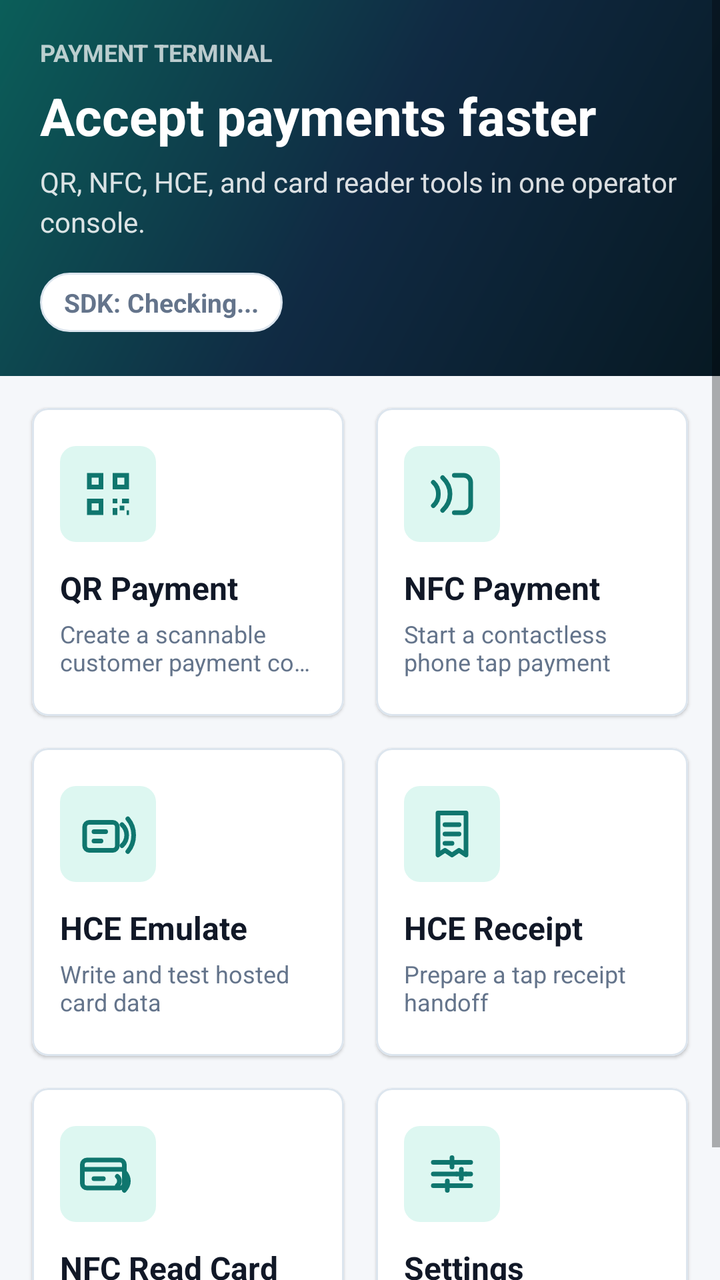
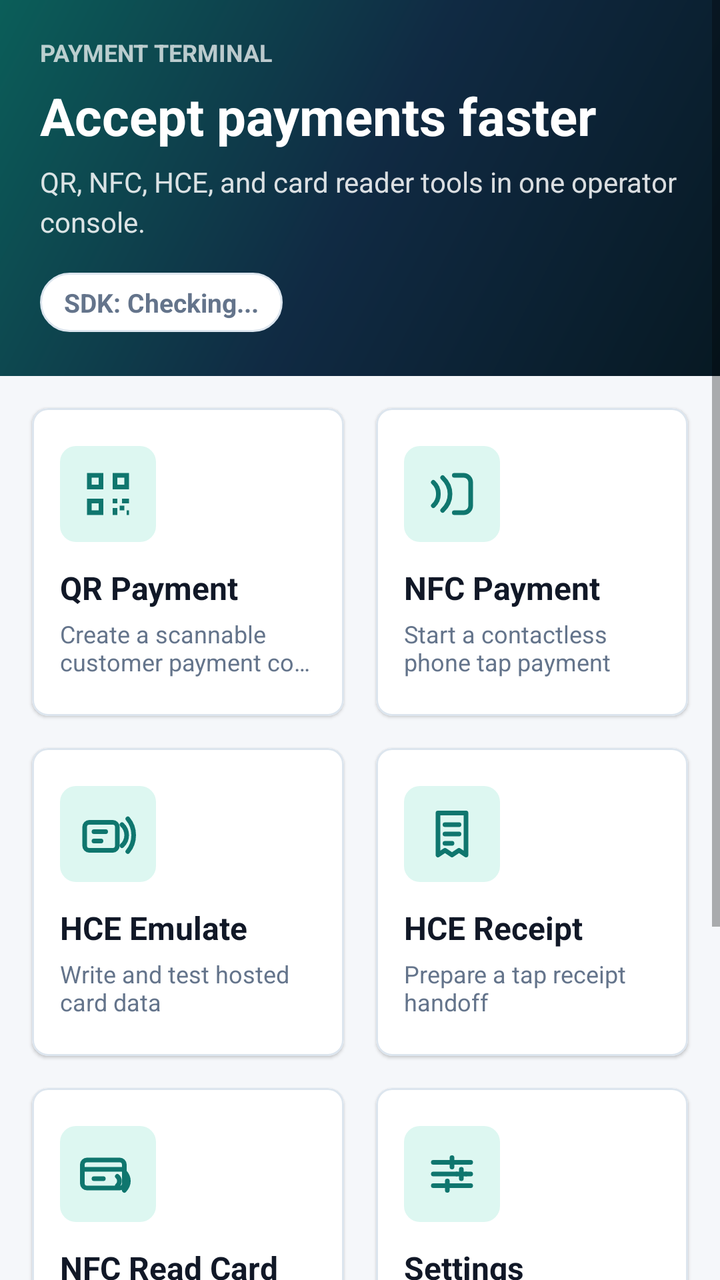

The first picture is an Android layout as it rendered before a commit; the second is the same layout after the commit. The layout source and the unified diff follow.
<!-- AndroidManifest.xml: application theme AppTheme -->
<!-- res/layout/activity_main.xml -->
<?xml version="1.0" encoding="utf-8"?>
<LinearLayout xmlns:android="http://schemas.android.com/apk/res/android"
    xmlns:app="http://schemas.android.com/apk/res-auto"
    android:layout_width="match_parent"
    android:layout_height="match_parent"
    android:background="@color/background"
    android:orientation="vertical">

    <ScrollView
        android:layout_width="match_parent"
        android:layout_height="match_parent"
        android:fillViewport="true">

        <LinearLayout
            android:layout_width="match_parent"
            android:layout_height="wrap_content"
            android:orientation="vertical">

            <LinearLayout
                android:layout_width="match_parent"
                android:layout_height="wrap_content"
                android:background="@drawable/bg_amount_panel"
                android:orientation="vertical"
                android:paddingStart="20dp"
                android:paddingTop="18dp"
                android:paddingEnd="20dp"
                android:paddingBottom="22dp">

                <TextView
                    style="@style/TextSectionLabel"
                    android:layout_width="wrap_content"
                    android:layout_height="wrap_content"
                    android:text="@string/main_header_label"
                    android:textColor="#B8FFFFFF" />

                <TextView
                    android:layout_width="match_parent"
                    android:layout_height="wrap_content"
                    android:layout_marginTop="6dp"
                    android:text="@string/main_header_title"
                    android:textColor="@color/white"
                    android:textSize="26sp"
                    android:textStyle="bold" />

                <TextView
                    android:layout_width="match_parent"
                    android:layout_height="wrap_content"
                    android:layout_marginTop="6dp"
                    android:lineSpacingMultiplier="1.2"
                    android:text="@string/main_header_subtitle"
                    android:textColor="#D9FFFFFF"
                    android:textSize="14sp" />

                <TextView
                    android:id="@+id/tv_sdk_status"
                    android:layout_width="wrap_content"
                    android:layout_height="wrap_content"
                    android:layout_marginTop="16dp"
                    android:background="@drawable/bg_status_chip"
                    android:text="SDK: Checking..."
                    android:textColor="@color/text_secondary"
                    android:textSize="13sp"
                    android:textStyle="bold" />
            </LinearLayout>

            <GridLayout
                android:layout_width="match_parent"
                android:layout_height="wrap_content"
                android:columnCount="2"
                android:padding="8dp"
                android:rowCount="3">

                <com.google.android.material.card.MaterialCardView
                    android:id="@+id/card_qr_payment"
                    style="@style/NavCard"
                    android:layout_width="0dp"
                    android:layout_height="154dp"
                    android:layout_columnWeight="1"
                    android:layout_gravity="fill"
                    android:layout_margin="8dp"
                    android:foreground="?attr/selectableItemBackground"
                    app:cardCornerRadius="@dimen/card_corner_radius">

                    <LinearLayout
                        android:layout_width="match_parent"
                        android:layout_height="match_parent"
                        android:gravity="center_vertical"
                        android:orientation="vertical"
                        android:padding="14dp">

                        <FrameLayout
                            android:layout_width="@dimen/icon_tile_size"
                            android:layout_height="@dimen/icon_tile_size"
                            android:background="@drawable/bg_nav_icon_tile">

                            <ImageView
                                android:layout_width="28dp"
                                android:layout_height="28dp"
                                android:layout_gravity="center"
                                android:contentDescription="@null"
                                android:src="@drawable/ic_qr_code" />
                        </FrameLayout>

                        <TextView
                            android:layout_width="match_parent"
                            android:layout_height="wrap_content"
                            android:layout_marginTop="12dp"
                            android:text="@string/card_qr_payment"
                            android:textColor="@color/text_primary"
                            android:textSize="16sp"
                            android:textStyle="bold" />

                        <TextView
                            android:layout_width="match_parent"
                            android:layout_height="wrap_content"
                            android:layout_marginTop="4dp"
                            android:ellipsize="end"
                            android:maxLines="2"
                            android:text="@string/card_qr_payment_desc"
                            android:textColor="@color/text_secondary"
                            android:textSize="12sp" />
                    </LinearLayout>
                </com.google.android.material.card.MaterialCardView>

                <com.google.android.material.card.MaterialCardView
                    android:id="@+id/card_nfc_payment"
                    style="@style/NavCard"
                    android:layout_width="0dp"
                    android:layout_height="154dp"
                    android:layout_columnWeight="1"
                    android:layout_gravity="fill"
                    android:layout_margin="8dp"
                    android:foreground="?attr/selectableItemBackground"
                    app:cardCornerRadius="@dimen/card_corner_radius">

                    <LinearLayout
                        android:layout_width="match_parent"
                        android:layout_height="match_parent"
                        android:gravity="center_vertical"
                        android:orientation="vertical"
                        android:padding="14dp">

                        <FrameLayout
                            android:layout_width="@dimen/icon_tile_size"
                            android:layout_height="@dimen/icon_tile_size"
                            android:background="@drawable/bg_nav_icon_tile">

                            <ImageView
                                android:layout_width="28dp"
                                android:layout_height="28dp"
                                android:layout_gravity="center"
                                android:contentDescription="@null"
                                android:src="@drawable/ic_contactless" />
                        </FrameLayout>

                        <TextView
                            android:layout_width="match_parent"
                            android:layout_height="wrap_content"
                            android:layout_marginTop="12dp"
                            android:text="@string/card_nfc_payment"
                            android:textColor="@color/text_primary"
                            android:textSize="16sp"
                            android:textStyle="bold" />

                        <TextView
                            android:layout_width="match_parent"
                            android:layout_height="wrap_content"
                            android:layout_marginTop="4dp"
                            android:ellipsize="end"
                            android:maxLines="2"
                            android:text="@string/card_nfc_payment_desc"
                            android:textColor="@color/text_secondary"
                            android:textSize="12sp" />
                    </LinearLayout>
                </com.google.android.material.card.MaterialCardView>

                <com.google.android.material.card.MaterialCardView
                    android:id="@+id/card_hce_emulate"
                    style="@style/NavCard"
                    android:layout_width="0dp"
                    android:layout_height="154dp"
                    android:layout_columnWeight="1"
                    android:layout_gravity="fill"
                    android:layout_margin="8dp"
                    android:foreground="?attr/selectableItemBackground"
                    app:cardCornerRadius="@dimen/card_corner_radius">

                    <LinearLayout
                        android:layout_width="match_parent"
                        android:layout_height="match_parent"
                        android:gravity="center_vertical"
                        android:orientation="vertical"
                        android:padding="14dp">

                        <FrameLayout
                            android:layout_width="@dimen/icon_tile_size"
                            android:layout_height="@dimen/icon_tile_size"
                            android:background="@drawable/bg_nav_icon_tile">

                            <ImageView
                                android:layout_width="28dp"
                                android:layout_height="28dp"
                                android:layout_gravity="center"
                                android:contentDescription="@null"
                                android:src="@drawable/ic_hce" />
                        </FrameLayout>

                        <TextView
                            android:layout_width="match_parent"
                            android:layout_height="wrap_content"
                            android:layout_marginTop="12dp"
                            android:text="@string/card_hce_emulate"
                            android:textColor="@color/text_primary"
                            android:textSize="16sp"
                            android:textStyle="bold" />

                        <TextView
                            android:layout_width="match_parent"
                            android:layout_height="wrap_content"
                            android:layout_marginTop="4dp"
                            android:ellipsize="end"
                            android:maxLines="2"
                            android:text="@string/card_hce_emulate_desc"
                            android:textColor="@color/text_secondary"
                            android:textSize="12sp" />
                    </LinearLayout>
                </com.google.android.material.card.MaterialCardView>

                <com.google.android.material.card.MaterialCardView
                    android:id="@+id/card_hce_receipt"
                    style="@style/NavCard"
                    android:layout_width="0dp"
                    android:layout_height="154dp"
                    android:layout_columnWeight="1"
                    android:layout_gravity="fill"
                    android:layout_margin="8dp"
                    android:foreground="?attr/selectableItemBackground"
                    app:cardCornerRadius="@dimen/card_corner_radius">

                    <LinearLayout
                        android:layout_width="match_parent"
                        android:layout_height="match_parent"
                        android:gravity="center_vertical"
                        android:orientation="vertical"
                        android:padding="14dp">

                        <FrameLayout
                            android:layout_width="@dimen/icon_tile_size"
                            android:layout_height="@dimen/icon_tile_size"
                            android:background="@drawable/bg_nav_icon_tile">

                            <ImageView
                                android:layout_width="28dp"
                                android:layout_height="28dp"
                                android:layout_gravity="center"
                                android:contentDescription="@null"
                                android:src="@drawable/ic_receipt" />
                        </FrameLayout>

                        <TextView
                            android:layout_width="match_parent"
                            android:layout_height="wrap_content"
                            android:layout_marginTop="12dp"
                            android:text="@string/card_hce_receipt"
                            android:textColor="@color/text_primary"
                            android:textSize="16sp"
                            android:textStyle="bold" />

                        <TextView
                            android:layout_width="match_parent"
                            android:layout_height="wrap_content"
                            android:layout_marginTop="4dp"
                            android:ellipsize="end"
                            android:maxLines="2"
                            android:text="@string/card_hce_receipt_desc"
                            android:textColor="@color/text_secondary"
                            android:textSize="12sp" />
                    </LinearLayout>
                </com.google.android.material.card.MaterialCardView>

                <com.google.android.material.card.MaterialCardView
                    android:id="@+id/card_nfc_read"
                    style="@style/NavCard"
                    android:layout_width="0dp"
                    android:layout_height="154dp"
                    android:layout_columnWeight="1"
                    android:layout_gravity="fill"
                    android:layout_margin="8dp"
                    android:foreground="?attr/selectableItemBackground"
                    app:cardCornerRadius="@dimen/card_corner_radius">

                    <LinearLayout
                        android:layout_width="match_parent"
                        android:layout_height="match_parent"
                        android:gravity="center_vertical"
                        android:orientation="vertical"
                        android:padding="14dp">

                        <FrameLayout
                            android:layout_width="@dimen/icon_tile_size"
                            android:layout_height="@dimen/icon_tile_size"
                            android:background="@drawable/bg_nav_icon_tile">

                            <ImageView
                                android:layout_width="28dp"
                                android:layout_height="28dp"
                                android:layout_gravity="center"
                                android:contentDescription="@null"
                                android:src="@drawable/ic_card_read" />
                        </FrameLayout>

                        <TextView
                            android:layout_width="match_parent"
                            android:layout_height="wrap_content"
                            android:layout_marginTop="12dp"
                            android:text="@string/card_nfc_read"
                            android:textColor="@color/text_primary"
                            android:textSize="16sp"
                            android:textStyle="bold" />

                        <TextView
                            android:layout_width="match_parent"
                            android:layout_height="wrap_content"
                            android:layout_marginTop="4dp"
                            android:ellipsize="end"
                            android:maxLines="2"
                            android:text="@string/card_nfc_read_desc"
                            android:textColor="@color/text_secondary"
                            android:textSize="12sp" />
                    </LinearLayout>
                </com.google.android.material.card.MaterialCardView>

                <com.google.android.material.card.MaterialCardView
                    android:id="@+id/card_settings"
                    style="@style/NavCard"
                    android:layout_width="0dp"
                    android:layout_height="154dp"
                    android:layout_columnWeight="1"
                    android:layout_gravity="fill"
                    android:layout_margin="8dp"
                    android:foreground="?attr/selectableItemBackground"
                    app:cardCornerRadius="@dimen/card_corner_radius">

                    <LinearLayout
                        android:layout_width="match_parent"
                        android:layout_height="match_parent"
                        android:gravity="center_vertical"
                        android:orientation="vertical"
                        android:padding="14dp">

                        <FrameLayout
                            android:layout_width="@dimen/icon_tile_size"
                            android:layout_height="@dimen/icon_tile_size"
                            android:background="@drawable/bg_nav_icon_tile">

                            <ImageView
                                android:layout_width="28dp"
                                android:layout_height="28dp"
                                android:layout_gravity="center"
                                android:contentDescription="@null"
                                android:src="@drawable/ic_sliders" />
                        </FrameLayout>

                        <TextView
                            android:layout_width="match_parent"
                            android:layout_height="wrap_content"
                            android:layout_marginTop="12dp"
                            android:text="@string/card_settings"
                            android:textColor="@color/text_primary"
                            android:textSize="16sp"
                            android:textStyle="bold" />

                        <TextView
                            android:layout_width="match_parent"
                            android:layout_height="wrap_content"
                            android:layout_marginTop="4dp"
                            android:ellipsize="end"
                            android:maxLines="2"
                            android:text="@string/card_settings_desc"
                            android:textColor="@color/text_secondary"
                            android:textSize="12sp" />
                    </LinearLayout>
                </com.google.android.material.card.MaterialCardView>
            </GridLayout>
        </LinearLayout>
    </ScrollView>
</LinearLayout>
<!-- resources referenced by this layout -->
<resources>
  <color name="background">#F5F7FA</color>
  <color name="text_primary">#111827</color>
  <color name="text_secondary">#64748B</color>
  <color name="white">#FFFFFF</color>
  <dimen name="card_corner_radius">8dp</dimen>
  <dimen name="icon_tile_size">48dp</dimen>
  <!-- drawable bg_amount_panel (drawable) -->
  <?xml version="1.0" encoding="utf-8"?>
  <shape xmlns:android="http://schemas.android.com/apk/res/android">
      <gradient
          android:angle="135"
          android:startColor="@color/primary_dark"
          android:centerColor="@color/primary"
          android:endColor="@color/accent_dark" />
  </shape>
  <!-- drawable bg_nav_icon_tile (drawable) -->
  <?xml version="1.0" encoding="utf-8"?>
  <shape xmlns:android="http://schemas.android.com/apk/res/android">
      <solid android:color="@color/accent_soft" />
      <corners android:radius="8dp" />
  </shape>
  <string name="card_hce_emulate">HCE Emulate</string>
  <string name="card_hce_emulate_desc">Write and test hosted card data</string>
  <string name="card_hce_receipt">HCE Receipt</string>
  <string name="card_hce_receipt_desc">Prepare a tap receipt handoff</string>
  <string name="card_nfc_payment">NFC Payment</string>
  <string name="card_nfc_payment_desc">Start a contactless phone tap payment</string>
  <string name="card_nfc_read">NFC Read Card</string>
  <string name="card_nfc_read_desc">Scan and inspect NFC payloads</string>
  <string name="card_qr_payment">QR Payment</string>
  <string name="card_qr_payment_desc">Create a scannable customer payment code</string>
  <string name="card_settings">Settings</string>
  <string name="card_settings_desc">Environment, key, and wallet setup</string>
  <string name="main_header_label">Payment terminal</string>
  <string name="main_header_subtitle">QR, NFC, HCE, and card reader tools in one operator console.</string>
  <string name="main_header_title">Accept payments faster</string>
  <style name="NavCard" parent="@style/AppCard">
          <item name="cardBackgroundColor">@color/card</item>
          <item name="cardElevation">1dp</item>
      </style>
  <style name="TextSectionLabel">
          <item name="android:textColor">@color/text_secondary</item>
          <item name="android:textSize">12sp</item>
          <item name="android:textStyle">bold</item>
          <item name="android:textAllCaps">true</item>
      </style>
  <color name="primary_dark">#071923</color>
  <color name="primary">#102A43</color>
  <color name="accent_dark">#0B5E59</color>
  <color name="accent_soft">#DDF7F1</color>
  <color name="surface">#FFFFFF</color>
  <color name="card_stroke">#DCE5EE</color>
  <color name="accent">#0F766E</color>
  <style name="AppCard" parent="Widget.MaterialComponents.CardView">
          <item name="cardCornerRadius">@dimen/card_corner_radius</item>
          <item name="cardElevation">@dimen/card_elevation</item>
          <item name="cardBackgroundColor">@color/card</item>
          <item name="strokeColor">@color/card_stroke</item>
          <item name="strokeWidth">1dp</item>
      </style>
  <color name="card">#FFFFFF</color>
  <dimen name="card_elevation">2dp</dimen>
  <!-- unchanged entries left out for length: 8 -->
</resources>

<!-- the commit's change to res/layout/activity_main.xml (unified diff, before → after) -->
@@ -68,7 +68,7 @@
                 android:layout_height="wrap_content"
                 android:columnCount="2"
                 android:padding="8dp"
-                android:rowCount="3">
+                android:rowCount="4">
 
                 <com.google.android.material.card.MaterialCardView
                     android:id="@+id/card_qr_payment"
@@ -381,6 +381,59 @@
                             android:textSize="12sp" />
                     </LinearLayout>
                 </com.google.android.material.card.MaterialCardView>
+                <com.google.android.material.card.MaterialCardView
+                    android:id="@+id/card_tx_history"
+                    style="@style/NavCard"
+                    android:layout_width="0dp"
+                    android:layout_height="154dp"
+                    android:layout_columnSpan="2"
+                    android:layout_columnWeight="1"
+                    android:layout_gravity="fill"
+                    android:layout_margin="8dp"
+                    android:foreground="?attr/selectableItemBackground"
+                    app:cardCornerRadius="@dimen/card_corner_radius">
+
+                    <LinearLayout
+                        android:layout_width="match_parent"
+                        android:layout_height="match_parent"
+                        android:gravity="center_vertical"
+                        android:orientation="vertical"
+                        android:padding="14dp">
+
+                        <FrameLayout
+                            android:layout_width="@dimen/icon_tile_size"
+                            android:layout_height="@dimen/icon_tile_size"
+                            android:background="@drawable/bg_nav_icon_tile">
+
+                            <ImageView
+                                android:layout_width="28dp"
+                                android:layout_height="28dp"
+                                android:layout_gravity="center"
+                                android:contentDescription="@null"
+                                android:src="@drawable/ic_clock" />
+                        </FrameLayout>
+
+                        <TextView
+                            android:layout_width="match_parent"
+                            android:layout_height="wrap_content"
+                            android:layout_marginTop="12dp"
+                            android:text="@string/card_tx_history"
+                            android:textColor="@color/text_primary"
+                            android:textSize="16sp"
+                            android:textStyle="bold" />
+
+                        <TextView
+                            android:layout_width="match_parent"
+                            android:layout_height="wrap_content"
+                            android:layout_marginTop="4dp"
+                            android:ellipsize="end"
+                            android:maxLines="2"
+                            android:text="@string/card_tx_history_desc"
+                            android:textColor="@color/text_secondary"
+                            android:textSize="12sp" />
+                    </LinearLayout>
+                </com.google.android.material.card.MaterialCardView>
+
             </GridLayout>
         </LinearLayout>
     </ScrollView>
<!-- resource entries referenced after the edit -->
@@ -21,6 +21,21 @@
       <solid android:color="@color/accent_soft" />
       <corners android:radius="8dp" />
   </shape>
+  <!-- drawable ic_clock (drawable) -->
+  <?xml version="1.0" encoding="utf-8"?>
+  <vector xmlns:android="http://schemas.android.com/apk/res/android"
+      android:width="36dp"
+      android:height="36dp"
+      android:viewportWidth="24"
+      android:viewportHeight="24">
+      <path
+          android:fillColor="@android:color/transparent"
+          android:pathData="M12,3a9,9 0,1 0,0.1 0M12,7v5l3,2"
+          android:strokeColor="@color/warning"
+          android:strokeLineCap="round"
+          android:strokeLineJoin="round"
+          android:strokeWidth="2" />
+  </vector>
   <string name="card_hce_emulate">HCE Emulate</string>
   <string name="card_hce_emulate_desc">Write and test hosted card data</string>
   <string name="card_hce_receipt">HCE Receipt</string>
@@ -33,6 +48,8 @@
   <string name="card_qr_payment_desc">Create a scannable customer payment code</string>
   <string name="card_settings">Settings</string>
   <string name="card_settings_desc">Environment, key, and wallet setup</string>
+  <string name="card_tx_history">Transactions</string>
+  <string name="card_tx_history_desc">View and refund recent payments</string>
   <string name="main_header_label">Payment terminal</string>
   <string name="main_header_subtitle">QR, NFC, HCE, and card reader tools in one operator console.</string>
   <string name="main_header_title">Accept payments faster</string>
@@ -53,6 +70,7 @@
   <color name="surface">#FFFFFF</color>
   <color name="card_stroke">#DCE5EE</color>
   <color name="accent">#0F766E</color>
+  <color name="warning">#B45309</color>
   <style name="AppCard" parent="Widget.MaterialComponents.CardView">
           <item name="cardCornerRadius">@dimen/card_corner_radius</item>
           <item name="cardElevation">@dimen/card_elevation</item>
